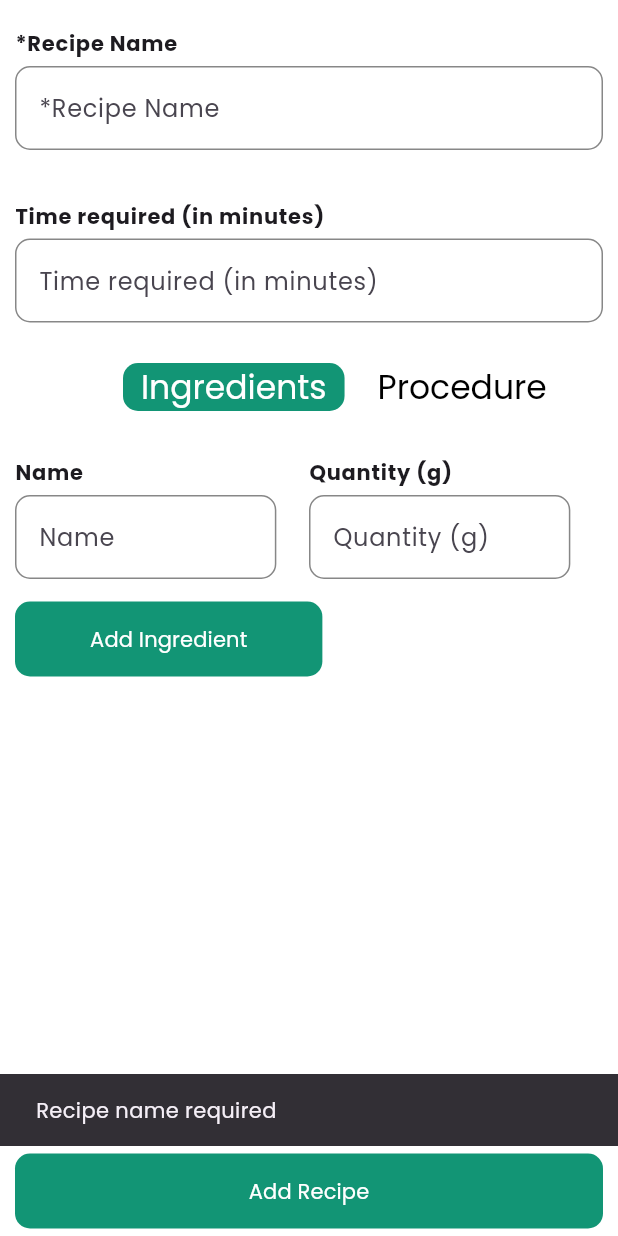
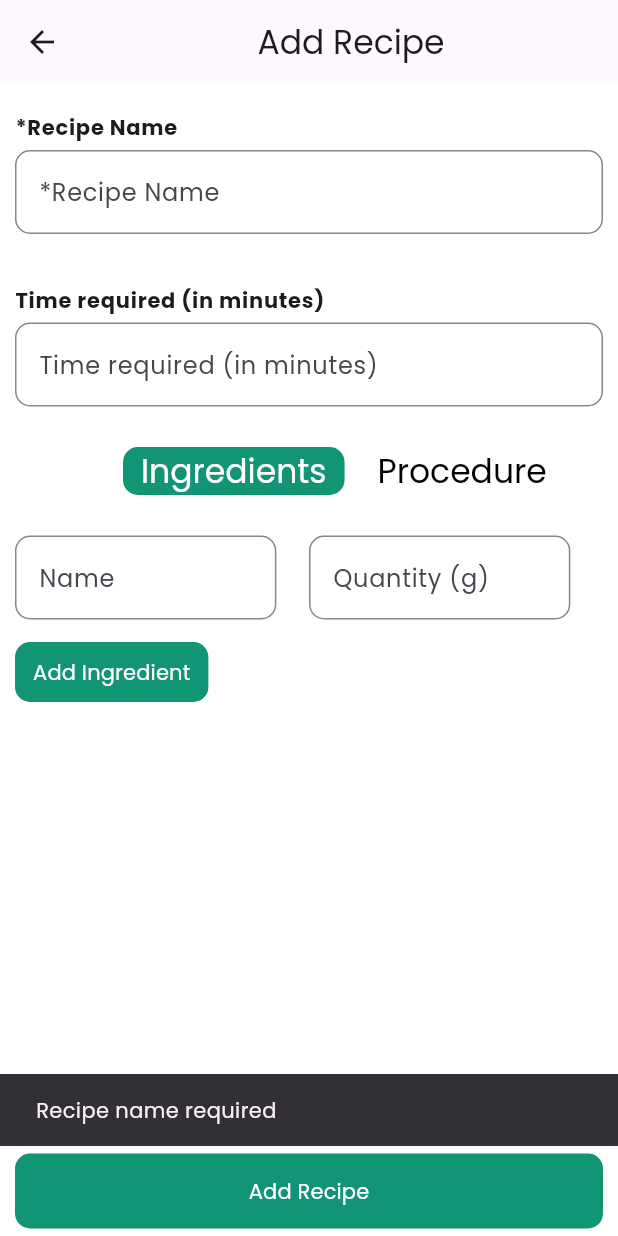
Before and after one commit to abdulrehman202/recipe_app, a Flutter app: the AddRecipeScreen screen opened directly, after a tap on "Add Recipe", on a phone screen of 412 x 824 dp. Run offline on Flutter 3.47's test engine with Material 3 defaults, Android fonts, the phone set to English and light mode, and no system bars; drawn by our look-alikes of chips_choice; our stand-ins replace cloud_firestore, firebase_auth, firebase_core, readmore, shared_preferences; missing offline and left inert: dart_either; accounts and stored records are empty.

Commit message:
add recipe screen glitch removed

```diff
--- a/lib/View/Custom Widgets/CustomTextField.dart
+++ b/lib/View/Custom Widgets/CustomTextField.dart
@@ -5,8 +5,9 @@ class CustomTextField extends StatelessWidget {
   String lbl;
   TextInputType textInputType;
   TextEditingController? controller;
+  bool hideLsbel;
 
-  CustomTextField({super.key, required this.lbl, this.textInputType = TextInputType.name, this.controller});
+  CustomTextField({super.key, required this.lbl, this.textInputType = TextInputType.name, this.controller, this.hideLsbel = false});
 
   @override
   Widget build(BuildContext context) {
@@ -15,7 +16,7 @@ class CustomTextField extends StatelessWidget {
       child: Column(
         crossAxisAlignment: CrossAxisAlignment.start,
         children: [
-          Padding(
+          hideLsbel?Container(): Padding(
             padding: const EdgeInsets.symmetric(vertical: 5),
             child: Text(
               lbl,
--- /dev/null
+++ b/lib/View/Custom Widgets/FlexibleButton.dart
@@ -0,0 +1,19 @@
+import 'package:flutter/material.dart';
+import 'package:recipe_app/Constants.dart';
+
+class FlexibleButton extends StatelessWidget {
+  String btnText;
+  VoidCallback func;
+  FlexibleButton({super.key, required this.btnText, required this.func});
+
+  @override
+  Widget build(BuildContext context) {
+    return Container(
+      height: 40,
+      decoration: BoxDecoration(
+        borderRadius: const BorderRadius.all(Radius.circular(10.0)),
+        color: Constants.BUTTON_COLOR),
+      child: TextButton(onPressed: func, child:  FittedBox(child: Text(btnText,style: const TextStyle(color: Colors.white),))),
+    );
+  }
+}
--- a/lib/View/Custom Widgets/IngredientCard.dart
+++ b/lib/View/Custom Widgets/IngredientCard.dart
@@ -9,7 +9,7 @@ class IngredientCard extends StatelessWidget {
   @override
   Widget build(BuildContext context) {
     return Container(
-      margin: const EdgeInsets.only(bottom: 10),
+      margin: const EdgeInsets.only(top: 10,),
       height: 75,
       padding: const EdgeInsets.all(20.0),
       decoration: BoxDecoration(
--- a/lib/View/add_recipe_screen.dart
+++ b/lib/View/add_recipe_screen.dart
@@ -6,6 +6,7 @@ import 'package:recipe_app/Constants.dart';
 import 'package:recipe_app/Model/Ingredient.dart';
 import 'package:recipe_app/Model/Procedure.dart';
 import 'package:recipe_app/Model/Recipe.dart';
+import 'package:recipe_app/View/Custom%20Widgets/FlexibleButton.dart';
 import 'package:recipe_app/View/Custom%20Widgets/IngredientCard.dart';
 import 'package:recipe_app/View/Custom%20Widgets/ProcedureCard.dart';
 import 'package:recipe_app/Provider/add_recipe_provider.dart';
@@ -20,75 +21,103 @@ class AddRecipeScreen extends StatelessWidget {
   TextEditingController timeController = TextEditingController();
   AddRecipeScreen({super.key});
 
+
   @override
   Widget build(BuildContext context) {
-    return Consumer<AddRecipeProvider>(builder: (context, recipe,_) =>Scaffold(
-      bottomNavigationBar: Container(
-        margin: const EdgeInsets.symmetric(horizontal: 10.0,vertical: 5.0),
-        child: FilledButton(onPressed: ()
-        {
-          if(textEditingController.text.isEmpty)
-          {
-            ScaffoldMessenger.of(context).showSnackBar(const SnackBar(content: Text('Recipe name required')));
-          }
-          else if(recipe.ingredientsList.length<3){
-            ScaffoldMessenger.of(context).showSnackBar(const SnackBar(content: Text('Please add atleast 3 ingredients')));
-          }
-          else if(recipe.procedureList.length<3){
-            ScaffoldMessenger.of(context).showSnackBar(const SnackBar(content: Text('Please add atleast 3 procedures')));
-          }
-          else{
-            Recipe recipeObj = Recipe('0', textEditingController.text, recipe.ingredientsList, recipe.procedureList, '');
+    return
+        ChangeNotifierProvider(create:  (context) => AddRecipeProvider(),
+      child: Consumer<AddRecipeProvider>(
+          builder: (context, recipe, _) => Scaffold(
+                bottomNavigationBar: SafeArea(
+                  child: Container(
+                      margin: const EdgeInsets.symmetric(
+                          horizontal: 10.0, vertical: 5.0),
+                      child: FilledButton(
+                          onPressed: () {
+                            if (textEditingController.text.isEmpty) {
+                              ScaffoldMessenger.of(context).showSnackBar(
+                                  const SnackBar(
+                                      content: Text('Recipe name required')));
+                            } else if (recipe.ingredientsList.length < 3) {
+                              ScaffoldMessenger.of(context).showSnackBar(
+                                  const SnackBar(
+                                      content: Text(
+                                          'Please add atleast 3 ingredients')));
+                            } else if (recipe.procedureList.length < 3) {
+                              ScaffoldMessenger.of(context).showSnackBar(
+                                  const SnackBar(
+                                      content: Text(
+                                          'Please add atleast 3 procedures')));
+                            } else {
+                              Recipe recipeObj = Recipe(
+                                  '0',
+                                  textEditingController.text,
+                                  recipe.ingredientsList,
+                                  recipe.procedureList,
+                                  '');
                               recipe.addRecipe(recipeObj);
                             }
-
-        }, child: const Text('Add Recipe'))),
+                          },
+                          child: const Text('Add Recipe'))),
+                ),
                 backgroundColor: Colors.white,
                 body: _body(context, recipe),
-    ));
+                appBar: _appBar(),
+              )),
+    );
   }
 
-  Widget ingredientsField(AddRecipeProvider provider)
+  PreferredSizeWidget _appBar()
   {
+    return AppBar(title: const Center(child: Text('Add Recipe')),);
+  }
+
+  Widget ingredientsField(AddRecipeProvider provider) {
     return Container(
       decoration: BoxDecoration(
-        borderRadius: BorderRadius.circular(10.0)
-      ),
+        borderRadius: BorderRadius.circular(10.0)),
       child: Column(
         crossAxisAlignment: CrossAxisAlignment.start,
         children: [
           Row(
             mainAxisAlignment: MainAxisAlignment.spaceBetween,
-            crossAxisAlignment: CrossAxisAlignment.end,
             children: [
               Expanded(
                   flex: 8,
-                child: CustomTextField(lbl: 'Name',controller: ingNameCtrlr,)),
-              const Expanded(
-                flex: 1,
-                child: SizedBox()),
+                  child: CustomTextField(
+                    hideLsbel: true,
+                    lbl: 'Name',
+                    controller: ingNameCtrlr,
+                  )),
+              const Expanded(flex: 1, child: SizedBox()),
               Expanded(
                   flex: 8,
-                child: CustomTextField(lbl: 'Quantity (g)', controller: ingQtyCtrlr,textInputType: TextInputType.number,)),
-                const Expanded(
-                flex: 1,
-                child: SizedBox()),
+                  child: CustomTextField(
+                    hideLsbel: true,
+                    lbl: 'Quantity (g)',
+                    controller: ingQtyCtrlr,
+                    textInputType: TextInputType.number,
+                  )),
+              const Expanded(flex: 1, child: SizedBox()),
             ],
           ),
-          FilledButton(onPressed: ()
-                    {
-                      Ingredient ingredient = Ingredient((provider.ingredientsList.length+1).toString(), ingNameCtrlr.text, int.parse(ingQtyCtrlr.text));
+          FlexibleButton(
+              func: () {
+                Ingredient ingredient = Ingredient(
+                    (provider.ingredientsList.length + 1).toString(),
+                    ingNameCtrlr.text,
+                    int.parse(ingQtyCtrlr.text));
                 provider.addIngredient(ingredient);
                 ingNameCtrlr.clear();
                 ingQtyCtrlr.clear();
-                    }, child: const Text('Add Ingredient')),
+              },
+              btnText: 'Add Ingredient'),
         ],
       ),
     );
   }
 
-  Widget procedureField(AddRecipeProvider provider)
-  {
+  Widget procedureField(AddRecipeProvider provider) {
     return Container(
       margin: const EdgeInsets.symmetric(vertical: 10.0),
       padding: const EdgeInsets.all(10.0),
@@ -100,30 +129,29 @@ class AddRecipeScreen extends StatelessWidget {
           Expanded(
               flex: 4,
               child: ConstrainedBox(
-                constraints: const BoxConstraints(
-        maxHeight: 150
-      ),
+                constraints: const BoxConstraints(maxHeight: 150),
                 child: TextFormField(
                   controller: procedureCtrlr,
                   scrollPadding: EdgeInsets.zero,
                   minLines: 1,
                   maxLines: 50,
-                  decoration:  InputDecoration(
-                      border: InputBorder.none, hintText: 'Step #${provider.procedureList.length+1}'),
+                  decoration: InputDecoration(
+                      border: InputBorder.none,
+                      hintText: 'Step #${provider.procedureList.length + 1}'),
                 ),
               )),
           Expanded(
               flex: 1,
-              child: FilledButton(
-                onPressed: (){
-                  Procedure p = Procedure((provider.procedureList.length+1).toString(), provider.procedureList.length+1, procedureCtrlr.text);
+              child: FlexibleButton(
+                func: () {
+                  Procedure p = Procedure(
+                      (provider.procedureList.length + 1).toString(),
+                      provider.procedureList.length + 1,
+                      procedureCtrlr.text);
                   provider.addProcedure(p);
                   procedureCtrlr.clear();
                 },
-                child: const Text(
-                  'Add',
-                  style: TextStyle(color: Colors.white),
-                ),
+                btnText: 'Add',
               ))
         ],
       ),
@@ -131,15 +159,15 @@ class AddRecipeScreen extends StatelessWidget {
   }
 
   Widget _body(BuildContext context, AddRecipeProvider recipe) {
-    return Container(
-        margin: const EdgeInsets.symmetric(horizontal:  10.0),
-        child:
-            CustomScrollView(controller: recipe.scrollController, slivers: <Widget>[
+    return SafeArea(
+      child: Container(
+          margin: const EdgeInsets.symmetric(horizontal: 10.0),
+          child: CustomScrollView(
+              controller: recipe.scrollController,
+              slivers: <Widget>[
                 SliverToBoxAdapter(
                   child: CustomTextField(
-              lbl: '*Recipe Name',
-              controller: textEditingController
-            ),
+                      lbl: '*Recipe Name', controller: textEditingController),
                 ),
                 SliverToBoxAdapter(
                   child: CustomTextField(
@@ -152,17 +180,20 @@ class AddRecipeScreen extends StatelessWidget {
                   backgroundColor: Colors.white,
                   leading: Container(),
                   pinned: true,
-            title: _tabsRow(context,recipe),
+                  title: _tabsRow(context, recipe),
                 ),
                 SliverAppBar.large(
+                  collapsedHeight:150,
                   backgroundColor: Colors.white,
                   leading: Container(),
                   pinned: true,
-            flexibleSpace: recipe.selectedPage == 0?ingredientsField(recipe):procedureField(recipe),
+                  flexibleSpace: recipe.selectedPage == 0
+                      ? ingredientsField(recipe)
+                      : procedureField(recipe),
                 ),
-
                 _tabsList(recipe),
-        ]));
+              ])),
+    );
   }
 
   Widget _tabsRow(BuildContext context, AddRecipeProvider provider) {
@@ -171,7 +202,7 @@ class AddRecipeScreen extends StatelessWidget {
       mainAxisAlignment: MainAxisAlignment.center,
       padding: EdgeInsets.zero,
       value: provider.selectedPage,
-      onChanged: (val) => provider.switchPage(val) ,
+      onChanged: (val) => provider.switchPage(val),
       choiceItems: C2Choice.listFrom<int, String>(
         source: ['Ingredients', 'Procedure'],
         value: (i, v) => i,
@@ -181,7 +212,8 @@ class AddRecipeScreen extends StatelessWidget {
       choiceStyle: C2ChipStyle.filled(
         color: Colors.white,
         selectedStyle: C2ChipStyle(
-          padding: EdgeInsets.symmetric(horizontal: MediaQuery.of(context).size.width*0.1),
+          padding: EdgeInsets.symmetric(
+              horizontal: MediaQuery.of(context).size.width * 0.1),
           backgroundColor: Constants.BUTTON_COLOR,
           borderRadius: const BorderRadius.all(
             Radius.circular(10),
@@ -194,9 +226,15 @@ class AddRecipeScreen extends StatelessWidget {
   Widget _tabsList(AddRecipeProvider provider) {
     return SliverList.builder(
       itemBuilder: (BuildContext context, int index) {
-              return provider.selectedPage == 0?  IngredientCard(ingredient:  provider.ingredientsList[index]):ProcedureCard(procedure: provider.procedureList[index],);
+        return provider.selectedPage == 0
+            ? IngredientCard(ingredient: provider.ingredientsList[index])
+            : ProcedureCard(
+                procedure: provider.procedureList[index],
+              );
       },
-            itemCount: provider.selectedPage ==0? provider.ingredientsList.length: provider.procedureList.length,
+      itemCount: provider.selectedPage == 0
+          ? provider.ingredientsList.length
+          : provider.procedureList.length,
     );
   }
 }
--- a/lib/main.dart
+++ b/lib/main.dart
@@ -30,8 +30,6 @@ class MyApp extends StatelessWidget {
         ChangeNotifierProvider(create:  (context) => LoginProvider(),),
         ChangeNotifierProvider(create:  (context) => UserProfileProvider(),),
         ChangeNotifierProvider(create:  (context) => UserProfileSetupProvider(),),
-        ChangeNotifierProvider(create:  (context) => AddRecipeProvider(),),
-
       ],
       child: MaterialApp(
         title: 'Recipes',
```
Also changed, not shown: lib/View/splash_screen.dart (+8 -5 lines), pubspec.lock, web_entrypoint.dart (added), 3 other files. Lines whose indentation alone changed are shown as unchanged.
